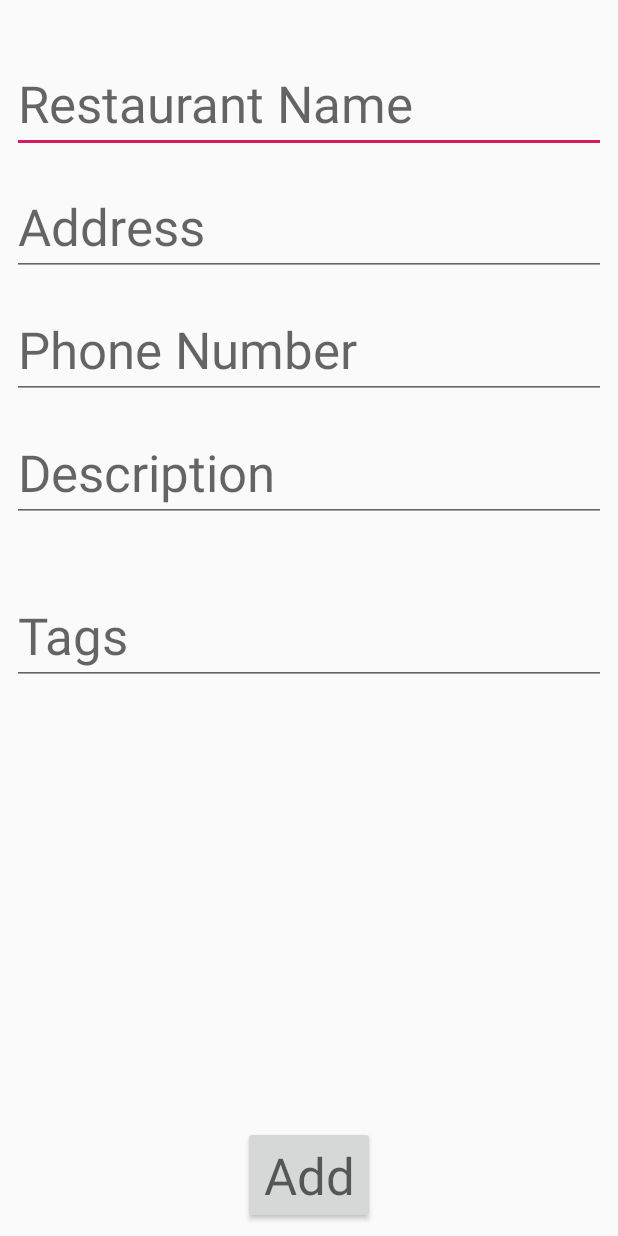
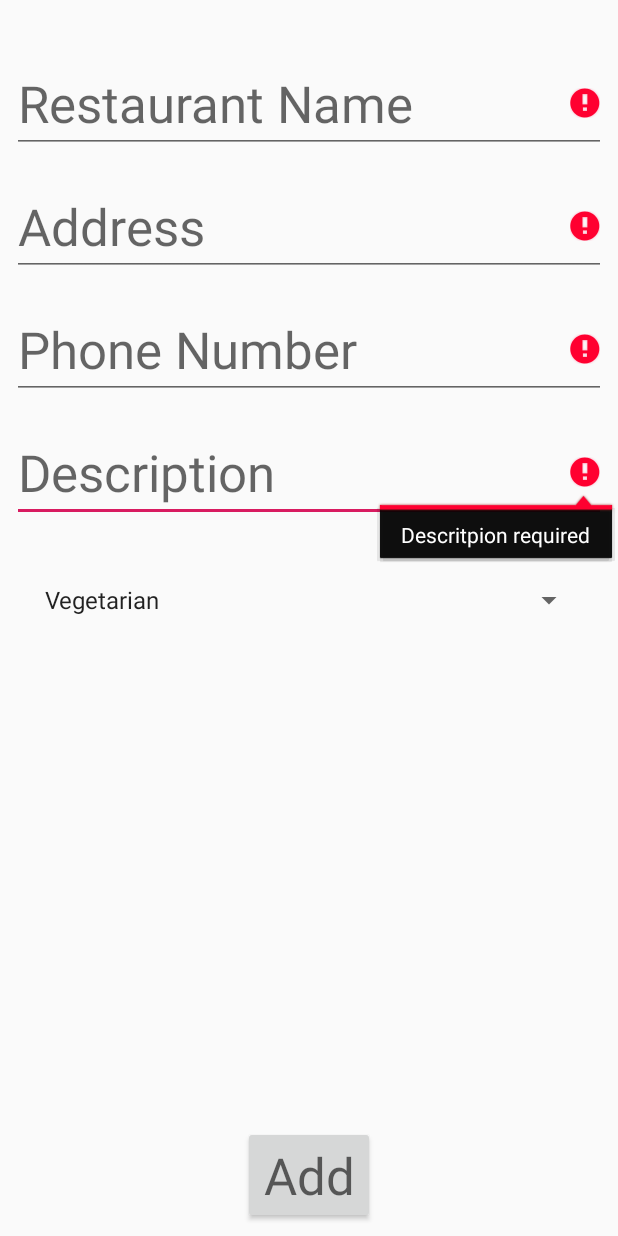
Before and after one commit to habdallah005/AndroidFinalProject, an Android app: the AddRestaurant screen opened directly, with no data from a screen before it, after a tap on "Add", on a phone screen of 412 x 824 dp. Run offline under Robolectric (Android 15) with nearby library versions, the phone set to English and light mode, and no system bars.

Commit message:
"Add the restaurant and my restaurant working perfect". Chris your code is still there but i just put all the strings that you passed to the database into backend Restaurant

```diff
--- a/app/src/main/java/com/example/abdallah/AndroidRestaurant/AddRestaurant.java
+++ b/app/src/main/java/com/example/abdallah/AndroidRestaurant/AddRestaurant.java
@@ -1,5 +1,146 @@
 package com.example.abdallah.AndroidRestaurant;
 
+import android.database.sqlite.SQLiteDatabase;
+import android.os.Bundle;
+import android.app.Activity;
+import android.text.TextUtils;
+import android.view.View;
+import android.widget.AdapterView;
+import android.widget.ArrayAdapter;
+import android.widget.Button;
+import android.widget.Spinner;
+import android.widget.TextView;
+import com.example.abdallah.Backend.helpers.DBHelper;
+import com.example.abdallah.Backend.model.Restaurant;
+import com.example.abdallah.*;
+
+
+
+
+
+public class AddRestaurant extends Activity implements AdapterView.OnItemSelectedListener {
+
+    TextView txtName;
+    TextView txtAddress;
+    TextView txtPhone;
+    TextView txtDescription;
+    String tTags;
+
+    Spinner spin;
+
+    int hold;
+    //Create Spinner for the tags, this is the dropdown same as select in html
+    String[] tags={"Vegetarian","Vegan","Organic","Italian","Thai","Japanese",
+            "African", "Brazilian", "Portuguese", "Chinese", "Others"};
+
+    DBHelper dbHelper;
+
+    @Override
+    protected void onCreate(Bundle savedInstanceState) {
+        super.onCreate(savedInstanceState);
+        setContentView(R.layout.activity_add_restaurant);
+
+
+        spin = findViewById(R.id.txtTags);
+        spin.setOnItemSelectedListener(this);
+        ArrayAdapter adapter = new ArrayAdapter(this,android.R.layout.simple_spinner_item,tags);
+        adapter.setDropDownViewResource(android.R.layout.simple_spinner_dropdown_item);
+        //Setting the ArrayAdapter data on the Spinner
+        spin.setAdapter(adapter);
+        spin.setOnItemSelectedListener(new AdapterView.OnItemSelectedListener() {
+            @Override
+            public void onItemSelected(AdapterView<?> parent, View view, int position, long id) {
+                hold = spin.getSelectedItemPosition()+1;
+                tTags = tags[hold];
+            }
+
+            @Override
+            public void onNothingSelected(AdapterView<?> parent) {
+
+            }
+        });
+
+        Button btn = findViewById(R.id.btnAdd);
+        btn.setOnClickListener(new View.OnClickListener() {
+            @Override
+            public void onClick(View v) {
+                add_Restaurant(v);
+            }
+        });
+
+    }
+
+    public void add_Restaurant(View view) {
+
+        dbHelper = new DBHelper(this);
+        //Get all the value from the xml
+        // set the string
+        txtName = findViewById(R.id.txtName);
+        txtAddress = findViewById(R.id.txtAddress);
+        txtPhone = findViewById(R.id.txtPhone);
+        txtDescription = findViewById(R.id.txtDescription);
+
+        String name = txtName.getText().toString();
+        String address = txtAddress.getText().toString();
+        String phone = txtPhone.getText().toString();
+        String description = txtDescription.getText().toString();
+        //String tags =txtTags.getText().toString();
+
+        txtName.setError(null);
+        txtAddress.setError(null);
+        txtDescription.setError(null);
+        txtPhone.setError(null);
+
+        View focusView = null;
+        boolean cancel = false;
+
+
+        if (TextUtils.isEmpty(name)) {
+            txtName.setError("Restaurant Name required");
+            focusView = txtName;
+            cancel = true;
+        }
+
+        if (TextUtils.isEmpty(address)) {
+            txtAddress.setError("Address required");
+            focusView = txtAddress;
+            cancel = true;
+        }
+
+        if (TextUtils.isEmpty(phone)) {
+            txtPhone.setError("Phone required");
+            focusView = txtPhone;
+            cancel = true;
+        }
+
+
+        if (TextUtils.isEmpty(description)) {
+            txtDescription.setError("Descritpion required");
+            focusView = txtDescription;
+            cancel = true;
+        }
+
+        if (cancel) {
+            focusView.requestFocus();
+        } else {
+            Restaurant restaurant = new Restaurant(name, address, phone, description, tTags);
+            SQLiteDatabase db = dbHelper.getWritableDatabase();
+            long d = dbHelper.insertData(db, restaurant);
+        }
+    }
+
+    @Override
+    public void onItemSelected(AdapterView<?> parent, View view, int position, long id) {
+
+    }
+
+    @Override
+    public void onNothingSelected(AdapterView<?> parent) {
+
+    }
+}
+
+/*
 import android.content.Context;
 import android.os.Bundle;
 import android.app.Activity;
@@ -54,3 +195,4 @@ public class AddRestaurant extends Activity {
         });
     }
 }
+*/
--- a/app/src/main/java/com/example/abdallah/AndroidRestaurant/MainMenu.java
+++ b/app/src/main/java/com/example/abdallah/AndroidRestaurant/MainMenu.java
@@ -4,8 +4,6 @@ import android.content.Intent;
 import android.support.v7.app.AppCompatActivity;
 import android.os.Bundle;
 import android.view.View;
-
-
 
 
 public class MainMenu extends AppCompatActivity {
@@ -36,7 +34,5 @@ public class MainMenu extends AppCompatActivity {
                 startActivity(i);
             }
         });
-
-
     }
 }
--- a/app/src/main/res/layout/activity_add_restaurant.xml
+++ b/app/src/main/res/layout/activity_add_restaurant.xml
@@ -4,9 +4,9 @@
     xmlns:tools="http://schemas.android.com/tools"
     android:layout_width="match_parent"
     android:layout_height="match_parent"
-    tools:context=".AndroidRestaurant.AddRestaurant">
+    tools:context=".AddRestaurant">
 
-    <EditText
+<EditText
         android:id="@+id/txtName"
         android:layout_width="0dp"
         android:layout_height="wrap_content"
@@ -93,24 +93,17 @@
         app:layout_constraintStart_toStartOf="parent"
         app:layout_constraintTop_toBottomOf="@+id/txtPhone" />
 
-    <EditText
+    <Spinner
         android:id="@+id/txtTags"
-        android:layout_width="0dp"
-        android:layout_height="wrap_content"
+        android:layout_width="368dp"
+        android:layout_height="0dp"
         android:layout_marginStart="8dp"
         android:layout_marginLeft="8dp"
+        android:layout_marginTop="40dp"
         android:layout_marginEnd="8dp"
         android:layout_marginRight="8dp"
-        android:layout_marginBottom="8dp"
-        android:ems="10"
-        android:hint="Tags"
-        android:inputType="textPersonName"
-        android:textAppearance="@style/TextAppearance.AppCompat.Display1"
-        app:layout_constraintBottom_toTopOf="@+id/btnAdd"
         app:layout_constraintEnd_toEndOf="parent"
-        app:layout_constraintHorizontal_bias="1.0"
         app:layout_constraintStart_toStartOf="parent"
-        app:layout_constraintTop_toBottomOf="@+id/txtDescription"
-        app:layout_constraintVertical_bias="0.129" />
+        app:layout_constraintTop_toBottomOf="@+id/txtDescription" />
 
 </android.support.constraint.ConstraintLayout>
```
Also changed, not shown: app/src/main/java/com/example/abdallah/AndroidRestaurant/MyRestaurants.java (+15 -26 lines), app/src/main/java/com/example/abdallah/Backend/helpers/DBHelper.java (+59 -18 lines).
